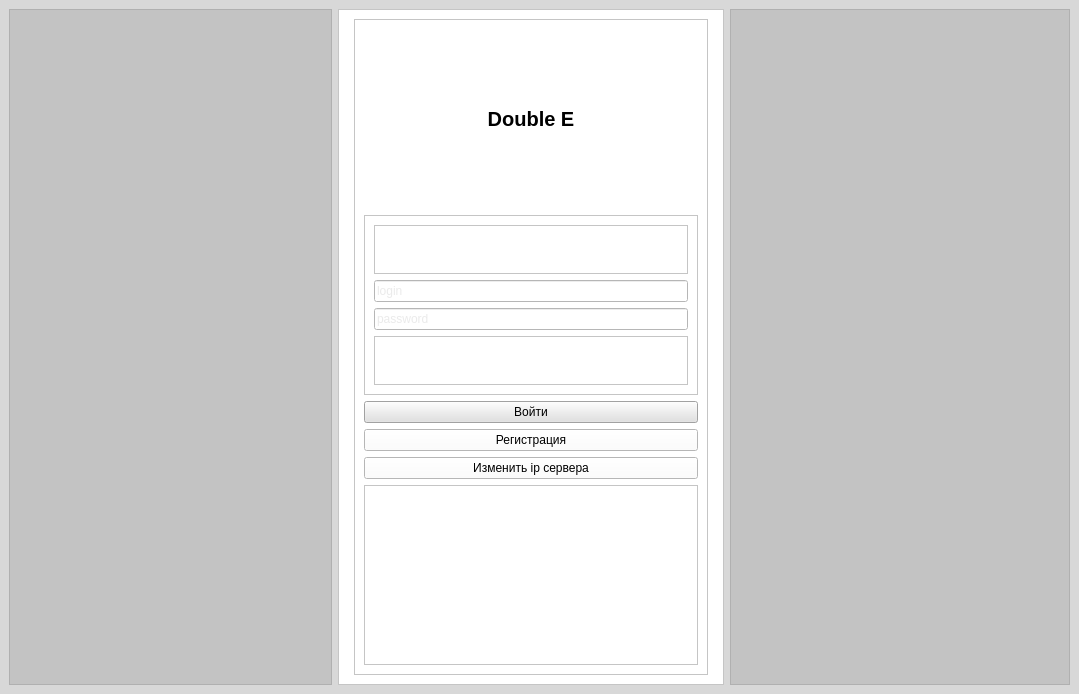
This is Data/Ui_files/Enter.ui in Dianats34559/Double-E as Qt 5 draws it before an edit. The edited form follows.
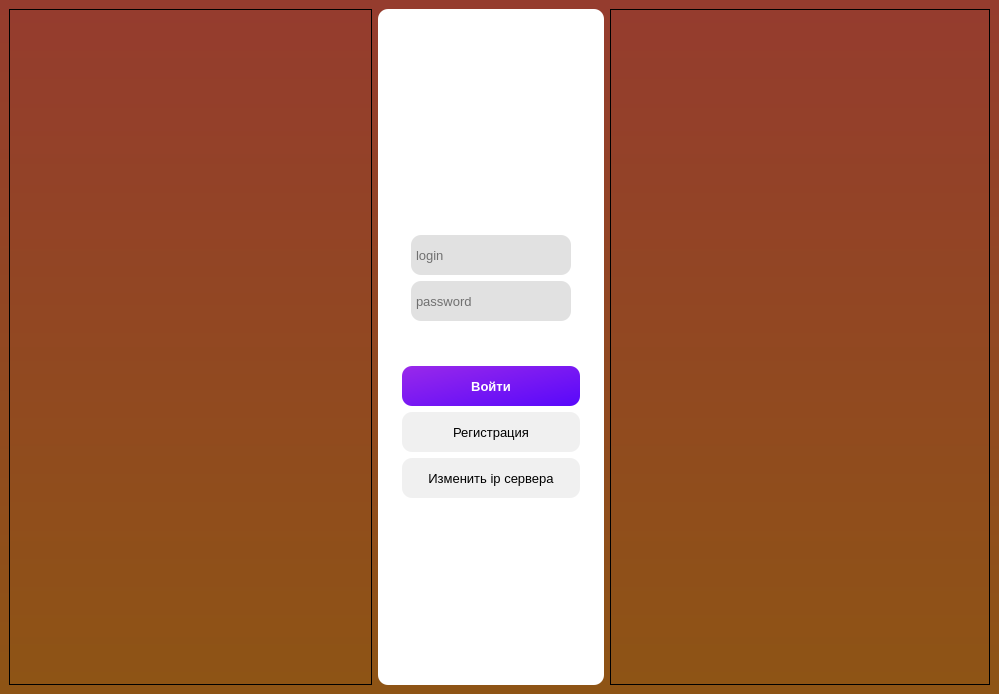
This is the edited form. Icons and pictures are not drawn.

Diff of the .ui file:
```diff
--- a/Data/Ui_files/Enter.ui
+++ b/Data/Ui_files/Enter.ui
@@ -6,7 +6,7 @@
    <rect>
     <x>0</x>
     <y>0</y>
-    <width>1079</width>
+    <width>999</width>
     <height>694</height>
    </rect>
   </property>
@@ -15,9 +15,7 @@
   </property>
   <widget class="QWidget" name="centralwidget">
    <property name="styleSheet">
-    <string notr="true">background-color: rgb(255, 0, 255);
-background-color: rgba(0, 0, 0, 25);
-    </string>
+    <string notr="true">background-color: qlineargradient(spread:pad, x1:1, y1:1, x2:1, y2:0, stop:0 rgba(142, 84, 21, 255), stop:1 rgba(149, 60, 46, 255));</string>
    </property>
    <layout class="QHBoxLayout" name="horizontalLayout_2">
     <item>
@@ -47,6 +45,19 @@
            </property>
           </spacer>
          </item>
+         <item>
+          <spacer name="horizontalSpacer_4">
+           <property name="orientation">
+            <enum>Qt::Horizontal</enum>
+           </property>
+           <property name="sizeHint" stdset="0">
+            <size>
+             <width>40</width>
+             <height>20</height>
+            </size>
+           </property>
+          </spacer>
+         </item>
         </layout>
        </widget>
       </item>
@@ -66,7 +77,7 @@
         </property>
         <property name="styleSheet">
          <string notr="true">background-color: rgb(255, 255, 255);
-
+border-radius: 10px;
 </string>
         </property>
         <property name="frameShape">
@@ -108,7 +119,13 @@
                <string notr="true">color: rgb(0, 0, 0);</string>
               </property>
               <property name="text">
-               <string>Double E</string>
+               <string/>
+              </property>
+              <property name="pixmap">
+               <pixmap>../../../../Desktop/Instruments packs/My works/1x/Ресурс.png</pixmap>
+              </property>
+              <property name="scaledContents">
+               <bool>false</bool>
               </property>
               <property name="alignment">
                <set>Qt::AlignCenter</set>
@@ -136,9 +153,21 @@
                </item>
                <item>
                 <widget class="QLineEdit" name="login">
+                 <property name="minimumSize">
+                  <size>
+                   <width>0</width>
+                   <height>40</height>
+                  </size>
+                 </property>
+                 <property name="font">
+                  <font>
+                   <pointsize>10</pointsize>
+                  </font>
+                 </property>
                  <property name="styleSheet">
-                  <string notr="true">background-color: rgb(255, 255, 255);
-color: rgb(213, 213, 213);</string>
+                  <string notr="true">background-color: rgba(0, 0, 0, 30);
+color: rgb(0, 0, 0);
+padding-left: 3px;</string>
                  </property>
                  <property name="text">
                   <string/>
@@ -150,10 +179,21 @@
                </item>
                <item>
                 <widget class="QLineEdit" name="password">
+                 <property name="minimumSize">
+                  <size>
+                   <width>0</width>
+                   <height>40</height>
+                  </size>
+                 </property>
+                 <property name="font">
+                  <font>
+                   <pointsize>10</pointsize>
+                  </font>
+                 </property>
                  <property name="styleSheet">
-                  <string notr="true">background-color: rgb(255, 255, 255);
-color: rgb(213, 213, 213);
-border-top-left-radius</string>
+                  <string notr="true">background-color: rgba(0, 0, 0, 30);
+color: rgb(0, 0, 0);
+padding-left: 3px;</string>
                  </property>
                  <property name="placeholderText">
                   <string>password</string>
@@ -175,13 +215,22 @@
             </item>
             <item>
              <widget class="QPushButton" name="enter">
+              <property name="minimumSize">
+               <size>
+                <width>0</width>
+                <height>40</height>
+               </size>
+              </property>
+              <property name="font">
+               <font>
+                <pointsize>10</pointsize>
+                <weight>75</weight>
+                <bold>true</bold>
+               </font>
+              </property>
               <property name="styleSheet">
-               <string notr="true">background-color: rgb(255, 255, 255);
-selection-background-color: rgb(142, 212, 255);
-selection-color: rgb(69, 72, 255);
-gridline-color: rgb(166, 255, 64);
-border-color: rgb(0, 0, 0);
-background-color: rgb(225, 225, 225);
+               <string notr="true">background-color: qlineargradient(spread:pad, x1:0, y1:0, x2:1, y2:1, stop:0 rgba(153, 41, 234, 255), stop:1 rgba(88, 8, 251, 255));
+color: rgb(255, 255, 255);
 </string>
               </property>
               <property name="text">
@@ -191,8 +240,19 @@
             </item>
             <item>
              <widget class="QPushButton" name="registration">
+              <property name="minimumSize">
+               <size>
+                <width>0</width>
+                <height>40</height>
+               </size>
+              </property>
+              <property name="font">
+               <font>
+                <pointsize>10</pointsize>
+               </font>
+              </property>
               <property name="styleSheet">
-               <string notr="true">background-color: rgb(255, 255, 255);</string>
+               <string notr="true">background-color: rgb(240, 240, 240);</string>
               </property>
               <property name="text">
                <string>Регистрация</string>
@@ -201,6 +261,20 @@
             </item>
             <item>
              <widget class="QPushButton" name="server_config">
+              <property name="minimumSize">
+               <size>
+                <width>0</width>
+                <height>40</height>
+               </size>
+              </property>
+              <property name="font">
+               <font>
+                <pointsize>10</pointsize>
+               </font>
+              </property>
+              <property name="styleSheet">
+               <string notr="true">background-color: rgb(240, 240, 240);</string>
+              </property>
               <property name="text">
                <string>Изменить ip сервера</string>
               </property>
@@ -241,6 +315,19 @@
          <enum>QFrame::Raised</enum>
         </property>
         <layout class="QHBoxLayout" name="horizontalLayout_5">
+         <item>
+          <spacer name="horizontalSpacer_3">
+           <property name="orientation">
+            <enum>Qt::Horizontal</enum>
+           </property>
+           <property name="sizeHint" stdset="0">
+            <size>
+             <width>40</width>
+             <height>20</height>
+            </size>
+           </property>
+          </spacer>
+         </item>
          <item>
           <spacer name="horizontalSpacer_2">
            <property name="orientation">
```
